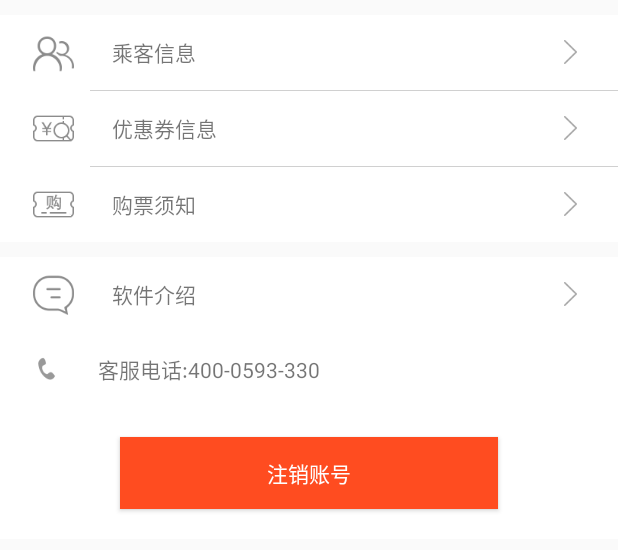
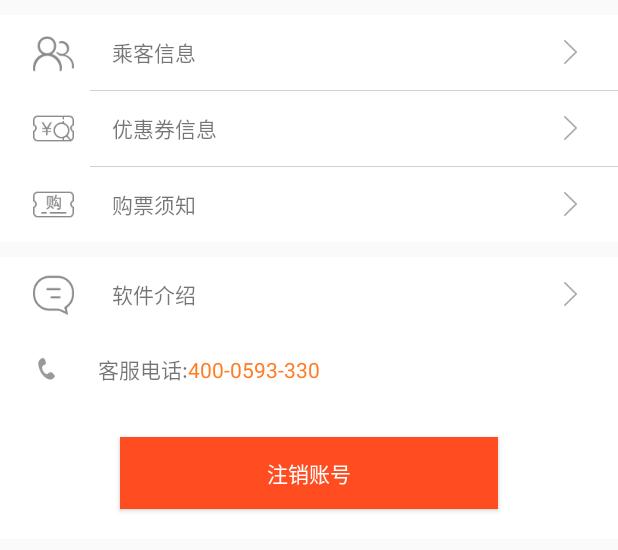
Before and after one commit to aitonjiaotong/BaMinPiaoWu20160422, an Android app: the layout profile_content_view.xml on its own in the app's theme, with its tools: preview values and no code run, on a phone screen of 412 x 824 dp. Shown: the top 550 px of the screen. Run offline under Robolectric (Android 15) with nearby library versions, the phone set to English and light mode, and no system bars.

Commit message:
增加直接拨打电话和一些selector，增强体验2016年5月22日09:39:59

```diff
--- a/八闽客票/src/main/AndroidManifest.xml
+++ b/八闽客票/src/main/AndroidManifest.xml
@@ -24,7 +24,7 @@
     <uses-permission android:name="android.permission.ACCESS_NETWORK_STATE"/>
     <uses-permission android:name="android.permission.ACCESS_WIFI_STATE"/>
     <uses-permission android:name="android.permission.READ_PHONE_STATE"/>
-
+    <uses-permission android:name="android.permission.CALL_PHONE"></uses-permission>
     <!-- 微信支付相关权限 -->
     <application
         android:name=".application.App"
--- a/八闽客票/src/main/res/layout/mine_view01.xml
+++ b/八闽客票/src/main/res/layout/mine_view01.xml
@@ -7,6 +7,7 @@
               android:layout_height="match_parent">
 
     <RelativeLayout
+        android:background="@drawable/layout_selector_white_system_gray"
         android:id="@+id/used_contact"
         android:layout_width="match_parent"
         android:layout_height="50dp">
@@ -55,6 +56,7 @@
     </LinearLayout>
 
     <RelativeLayout
+        android:background="@drawable/layout_selector_white_system_gray"
         android:id="@+id/couponInfo_rela"
         android:layout_width="match_parent"
         android:layout_height="50dp">
@@ -102,6 +104,7 @@
         android:layout_height="@dimen/line_width"/>
 
     <RelativeLayout
+        android:background="@drawable/layout_selector_white_system_gray"
         android:id="@+id/Discount"
         android:layout_width="match_parent"
         android:layout_height="50dp">
--- a/八闽客票/src/main/res/layout/mine_view02.xml
+++ b/八闽客票/src/main/res/layout/mine_view02.xml
@@ -7,6 +7,7 @@
               android:orientation="vertical">
 
     <RelativeLayout
+        android:background="@drawable/layout_selector_white_system_gray"
         android:id="@+id/setting"
         android:layout_width="match_parent"
         android:layout_height="50dp">
@@ -23,6 +24,7 @@
             android:src="@mipmap/aboutsoft"/>
 
         <TextView
+            android:textSize="@dimen/normalTextSize"
             android:id="@+id/textView"
             android:layout_width="wrap_content"
             android:layout_height="wrap_content"
@@ -46,6 +48,7 @@
     </RelativeLayout>
 
     <RelativeLayout
+        android:background="@drawable/layout_selector_white_system_gray"
         android:id="@+id/phone"
         android:layout_width="match_parent"
         android:layout_height="50dp">
@@ -62,6 +65,7 @@
             android:src="@mipmap/ic_phone"/>
 
         <TextView
+            android:textSize="@dimen/normalTextSize"
             android:layout_width="wrap_content"
             android:layout_height="wrap_content"
             android:layout_centerVertical="true"
@@ -69,7 +73,19 @@
             android:layout_marginStart="25dp"
             android:layout_toEndOf="@+id/iv_phone"
             android:layout_toRightOf="@+id/iv_phone"
-            android:text="客服电话:400-0593-330"/>
+            android:text="客服电话:"
+            android:id="@+id/textView6"/>
+
+        <TextView
+            android:textSize="@dimen/normalTextSize"
+            android:textColor="@color/aiton_basic_color"
+            android:layout_width="wrap_content"
+            android:layout_height="wrap_content"
+            android:text="400-0593-330"
+            android:id="@+id/textView3"
+            android:layout_centerVertical="true"
+            android:layout_toRightOf="@+id/textView6"
+            android:layout_toEndOf="@+id/textView6"/>
     </RelativeLayout>
 
     <Button
```
Also changed, not shown: 八闽客票/src/main/java/bamin/com/kepiao/activity/MainActivity.java (+65 -14 lines), 八闽客票/src/main/java/bamin/com/kepiao/constant/EverythingConstant.java (+7 -6 lines), 八闽客票/src/main/java/bamin/com/kepiao/fragment/MineFragment.java (+29 -4 lines).
